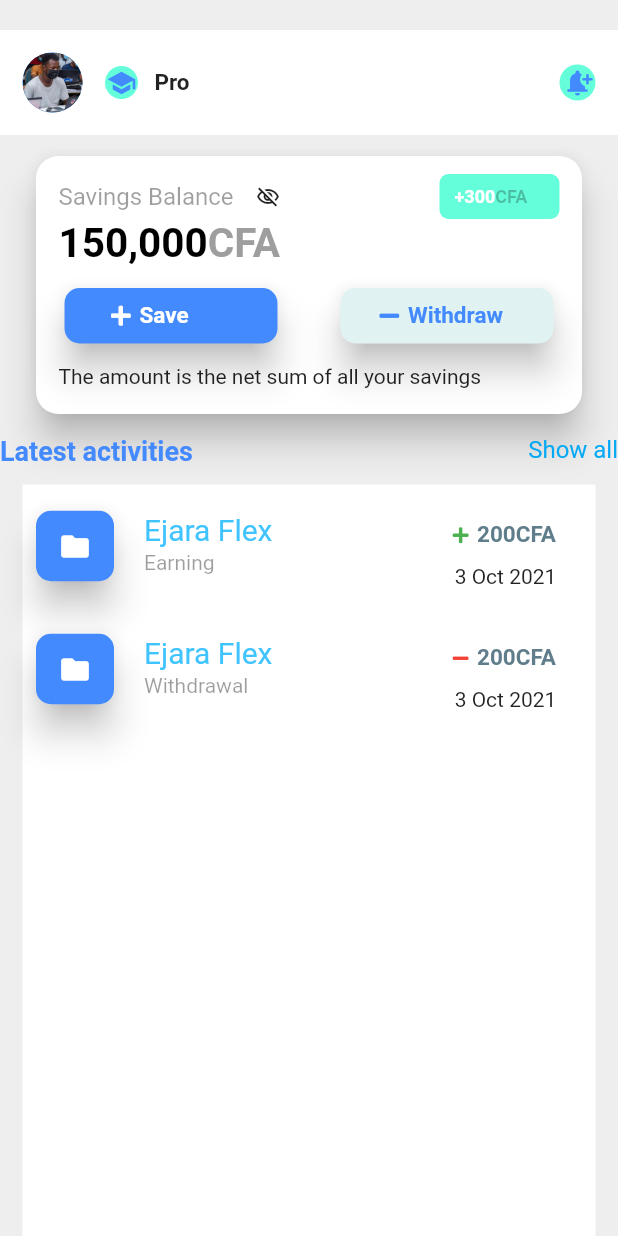
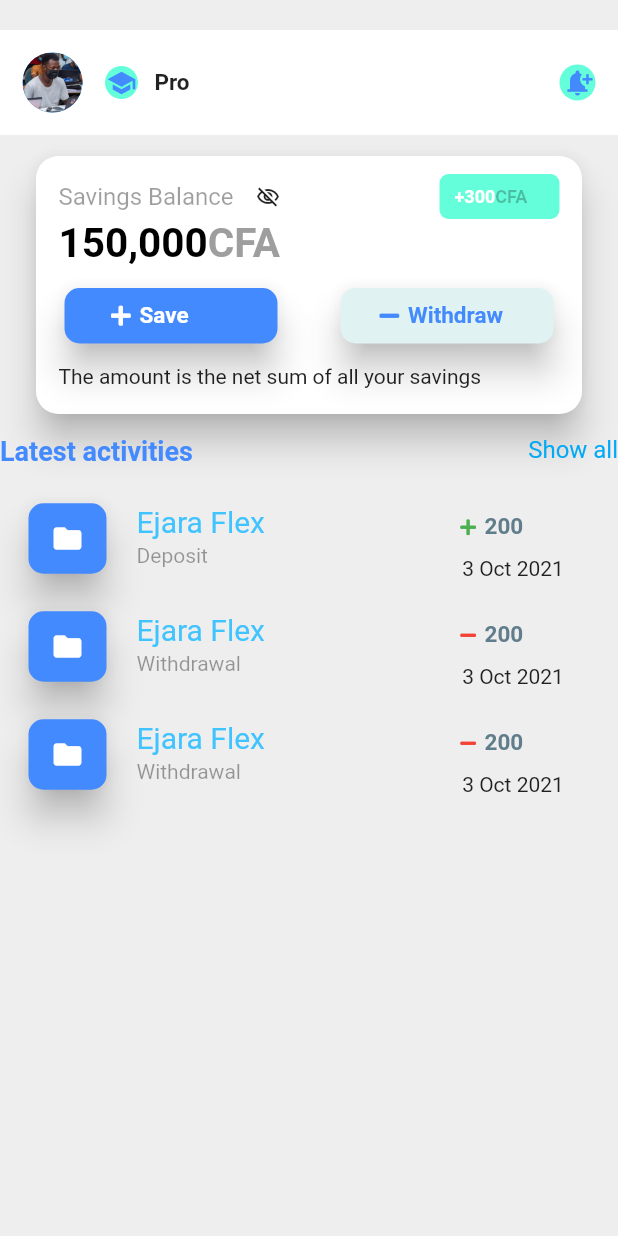
Before and after one commit to asamoah-fred/Accounts-Profile, a Flutter app: the screen it shows after launch, on a phone screen of 412 x 824 dp. Run offline on Flutter 3.47's test engine with Material 2 defaults, Android fonts, the phone set to English and light mode, and no system bars; our stand-ins replace font_awesome_flutter.

Commit message:
Added more Transactions

```diff
--- /dev/null
+++ b/lib/data/transaction_list.dart
@@ -0,0 +1,19 @@
+import 'package:my_accounts_profile/data/transactions.dart';
+
+List<Transaction> transactions = [
+  Transaction(
+      transactionName: 'Ejara Flex',
+      type: 'Deposit',
+      amount: 200,
+      date: '3 Oct 2021'),
+  Transaction(
+      transactionName: 'Ejara Flex',
+      type: 'Withdrawal',
+      amount: 200,
+      date: '3 Oct 2021'),
+      Transaction(
+      transactionName: 'Ejara Flex',
+      type: 'Withdrawal',
+      amount: 200,
+      date: '3 Oct 2021'),
+];
--- /dev/null
+++ b/lib/data/transactions.dart
@@ -0,0 +1,14 @@
+import 'package:flutter/foundation.dart';
+
+class Transaction {
+  final String transactionName;
+  final String type;
+  final int amount;
+  final String date;
+
+  Transaction(
+      {required this.transactionName,
+      required this.type,
+      required this.amount,
+      required this.date});
+}
--- a/lib/profile.dart
+++ b/lib/home.dart
@@ -6,6 +6,7 @@
 import 'package:flutter/painting.dart';
 import 'package:flutter/widgets.dart';
 import 'package:font_awesome_flutter/font_awesome_flutter.dart';
+import 'package:my_accounts_profile/data/transaction_list.dart';
 import 'package:my_accounts_profile/widgets/custom_card.dart';
 import 'package:my_accounts_profile/widgets/transactions.dart';
 
@@ -288,36 +289,18 @@
 
                   /// Last Container
                   /// Fifth Layer Closed!!!!!!!!!!!!!!
-
-                  Padding(
-                    padding: const EdgeInsets.symmetric(horizontal: 15),
-                    child: Container(
-                      color: Colors.white,
-                      height: 600,
-                      child: Column(
-                        children: [
-                          Transactions(
-                            proImage: (Icons.folder),
-                            proName: 'Ejara Flex',
-                            tranStatus: 'Earning',
-                            tranSign: (FontAwesomeIcons.plus),
-                            tranSignCol: (Colors.green),
-                            amount: '200CFA',
-                            date: '3 Oct 2021',
-                          ),
-                          Transactions(
-                            proImage: (Icons.folder),
-                            proName: 'Ejara Flex',
-                            tranStatus: 'Withdrawal',
-                            tranSign: (FontAwesomeIcons.minus),
-                            tranSignCol: (Colors.red),
-                            amount: '200CFA',
-                            date: '3 Oct 2021',
-                          ),
-                        ],
-                      ),
-                    ),
-                  ),
+                  ///
+                  ///
+                  ListView.builder(
+                      itemCount: transactions.length,
+                      shrinkWrap: true,
+                      physics: NeverScrollableScrollPhysics(),
+                      itemBuilder: (context, index) {
+                        final item = transactions[index];
+                        return TransactionsCard(
+                          transactions: item,
+                        );
+                      }),
                 ],
               ),
             ),
--- a/lib/main.dart
+++ b/lib/main.dart
@@ -1,5 +1,5 @@
 import 'package:flutter/material.dart';
-import 'package:my_accounts_profile/profile.dart';
+import 'package:my_accounts_profile/home.dart';
 
 void main() {
   runApp(const MyApp());
--- a/lib/widgets/transactions.dart
+++ b/lib/widgets/transactions.dart
@@ -2,12 +2,20 @@
 
 import 'package:flutter/material.dart';
 import 'package:font_awesome_flutter/font_awesome_flutter.dart';
+import 'package:my_accounts_profile/data/transaction_list.dart';
+import 'package:my_accounts_profile/data/transactions.dart';
 
-Widget Transactions(
-    {proImage, proName, tranStatus, tranSign, amount, date, tranSignCol}) {
-  return ListView.builder(
-    itemBuilder: (BuildContext, index) {
-      return Container(
+class TransactionsCard extends StatelessWidget {
+  const TransactionsCard({
+    required this.transactions,
+    Key? key,
+  }) : super(key: key);
+  final Transaction transactions;
+  @override
+  Widget build(BuildContext context) {
+    return Padding(
+      padding: const EdgeInsets.symmetric(horizontal: 15),
+      child: Container(
         child: ListTile(
           contentPadding: EdgeInsets.zero,
           leading: Container(
@@ -24,7 +32,7 @@
                 child: Row(
                   children: [
                     Icon(
-                      proImage,
+                      Icons.folder,
                       color: Colors.white,
                       size: 22,
                     ),
@@ -34,7 +42,7 @@
             ),
           ),
           title: Text(
-            proName,
+            transactions.transactionName,
             style: const TextStyle(
               color: Colors.lightBlueAccent,
               fontSize: 20,
@@ -43,7 +51,7 @@
             ),
           ),
           subtitle: Text(
-            tranStatus,
+            transactions.type,
             style: const TextStyle(
               color: Colors.black38,
               fontSize: 14,
@@ -60,22 +68,26 @@
                   shape: RoundedRectangleBorder(
                     borderRadius: BorderRadius.circular(10),
                   ),
-                  // color: Colors.white,
+                  color: Colors.grey.shade200,
                   elevation: 0,
                   child: Padding(
                     padding: const EdgeInsets.symmetric(horizontal: 15),
                     child: Row(
                       children: [
                         Icon(
-                          tranSign,
-                          color: tranSignCol,
+                          transactions.type == 'Deposit'
+                              ? FontAwesomeIcons.plus
+                              : FontAwesomeIcons.minus,
+                          color: transactions.type == 'Deposit'
+                              ? Colors.green
+                              : Colors.red,
                           size: 12,
                         ),
                         const SizedBox(
                           width: 5,
                         ),
                         Text(
-                          amount,
+                          '${transactions.amount}',
                           style: const TextStyle(
                             fontSize: 15,
                             color: Colors.blueGrey,
@@ -87,16 +99,11 @@
                   ),
                 ),
               ),
-              Text(date),
+              Text(transactions.date),
             ],
           ),
         ),
-      );
-    },
-    itemCount: 1,
-    shrinkWrap: true,
-    padding: const EdgeInsets.all(5),
-    scrollDirection: Axis.vertical,
-    physics: const NeverScrollableScrollPhysics(),
-  );
+      ),
+    );
+  }
 }
```
